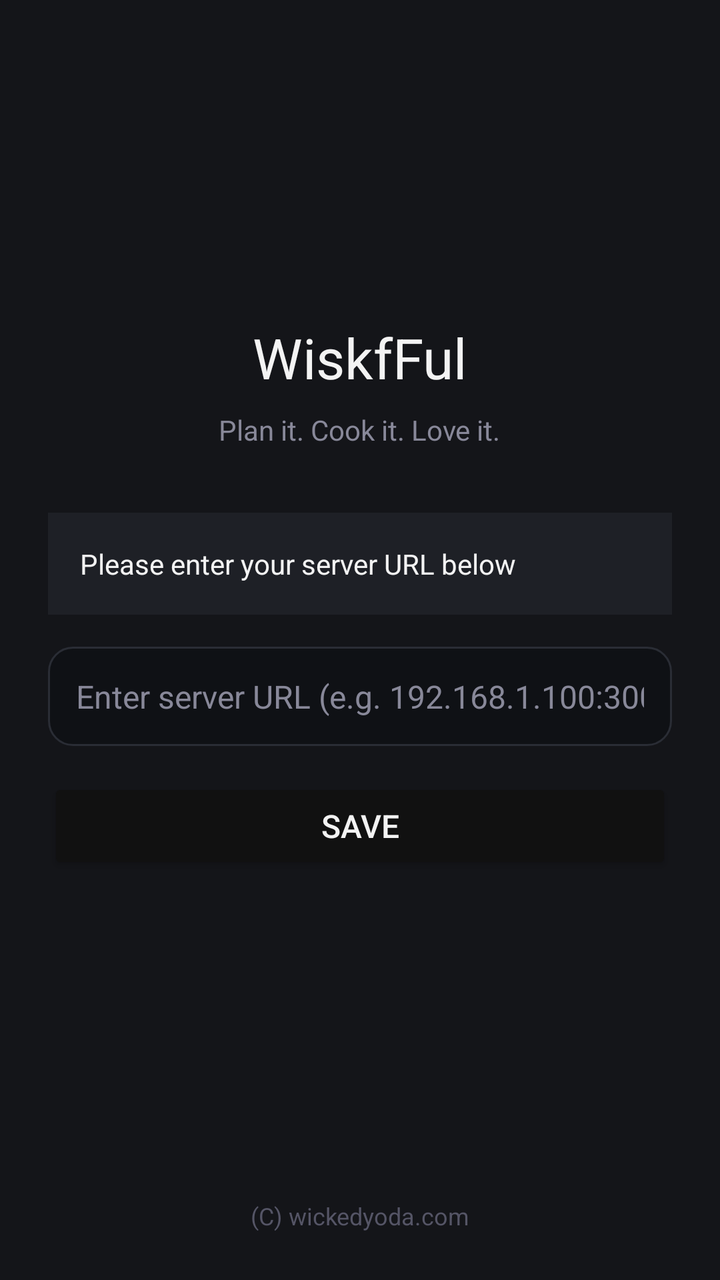
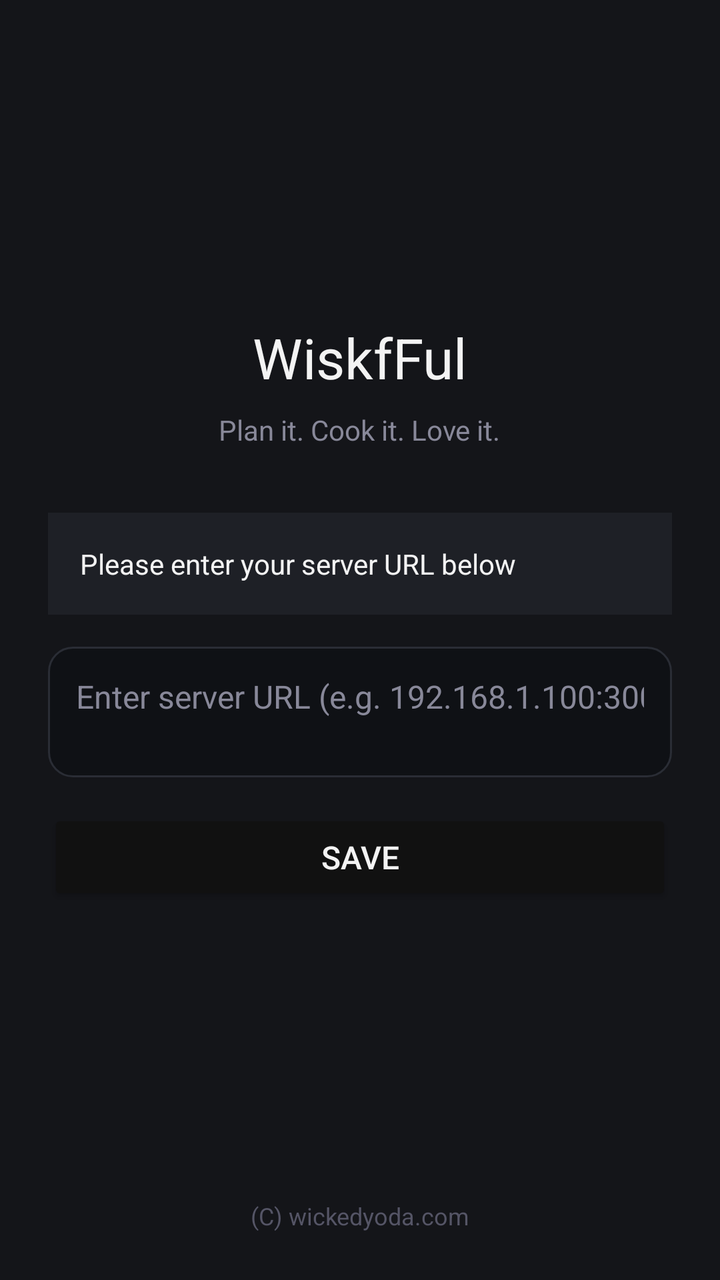

Screens rendered from an Android XML layout before and after an edit, with the pre-edit source and the edit as a unified diff.
<!-- AndroidManifest.xml: application theme Theme.AppCompat.Light.NoActionBar -->
<!-- res/layout/activity_main.xml -->
<?xml version="1.0" encoding="utf-8"?>
<LinearLayout xmlns:android="http://schemas.android.com/apk/res/android"
    android:layout_width="match_parent"
    android:layout_height="match_parent"
    android:background="#141519"
    android:orientation="vertical"
    android:gravity="center"
    android:padding="24dp">

    <ImageView
        android:layout_width="120dp"
        android:layout_height="120dp"
        android:src="@mipmap/ic_launcher"
        android:layout_marginBottom="16dp" />

    <TextView
        android:layout_width="wrap_content"
        android:layout_height="wrap_content"
        android:text="WiskfFul"
        android:textSize="28sp"
        android:textColor="#f3f3f3"
        android:fontFamily="sans-serif"
        android:layout_marginBottom="8dp" />

    <TextView
        android:layout_width="wrap_content"
        android:layout_height="wrap_content"
        android:text="Plan it. Cook it. Love it."
        android:textSize="14sp"
        android:textColor="#888899"
        android:fontFamily="sans-serif"
        android:layout_marginBottom="32dp" />

    <TextView
        android:layout_width="match_parent"
        android:layout_height="wrap_content"
        android:text="Please enter your server URL below"
        android:textSize="14sp"
        android:textColor="#f3f3f3"
        android:fontFamily="sans-serif"
        android:background="#1e2026"
        android:padding="16dp"
        android:layout_marginBottom="16dp" />

    <EditText
        android:id="@+id/urlInput"
        android:layout_width="match_parent"
        android:layout_height="wrap_content"
        android:hint="Enter server URL (e.g. 192.168.1.100:3000)"
        android:textColorHint="#888899"
        android:textColor="#f3f3f3"
        android:background="@drawable/url_input_bg"
        android:padding="14dp"
        android:textSize="16sp"
        android:inputType="textUri"
        android:imeOptions="actionGo"
        android:layout_marginBottom="16dp" />

    <Button
        android:id="@+id/connectBtn"
        android:layout_width="match_parent"
        android:layout_height="wrap_content"
        android:text="Save"
        android:textColor="#f3f3f3"
        android:textSize="16sp"
        android:backgroundTint="#111111"
        android:layout_marginBottom="16dp" />

    <Space
        android:layout_width="match_parent"
        android:layout_height="0dp"
        android:layout_weight="1" />

    <TextView
        android:layout_width="wrap_content"
        android:layout_height="wrap_content"
        android:text="(C) wickedyoda.com"
        android:textSize="12sp"
        android:textColor="#555566"
        android:fontFamily="sans-serif" />

</LinearLayout>
<!-- resources referenced by this layout -->
<resources>
  <!-- drawable url_input_bg (drawable) -->
  <?xml version="1.0" encoding="utf-8"?>
  <shape xmlns:android="http://schemas.android.com/apk/res/android">
      <solid android:color="#0f1115" />
      <stroke android:width="1dp" android:color="#2a2d35" />
      <corners android:radius="12dp" />
  </shape>
  <!-- mipmap ic_launcher (mipmap-anydpi-v26) -->
  <?xml version="1.0" encoding="utf-8"?>
  <adaptive-icon xmlns:android="http://schemas.android.com/apk/res/android">
      <background android:drawable="@color/ic_launcher_background" />
      <foreground android:drawable="@mipmap/ic_launcher" />
  </adaptive-icon>
  <color name="ic_launcher_background">#FFFFFF</color>
</resources>

<!-- the commit's change to res/layout/activity_main.xml (unified diff, before → after) -->
@@ -45,7 +45,8 @@
     <EditText
         android:id="@+id/urlInput"
         android:layout_width="match_parent"
-        android:layout_height="wrap_content"
+        android:layout_height="0dp"
+        android:layout_weight="0.5"
         android:hint="Enter server URL (e.g. 192.168.1.100:3000)"
         android:textColorHint="#888899"
         android:textColor="#f3f3f3"
@@ -54,7 +55,9 @@
         android:textSize="16sp"
         android:inputType="textUri"
         android:imeOptions="actionGo"
-        android:layout_marginBottom="16dp" />
+        android:layout_marginBottom="16dp"
+        android:gravity="top|start"
+        android:minHeight="0dp" />
 
     <Button
         android:id="@+id/connectBtn"
